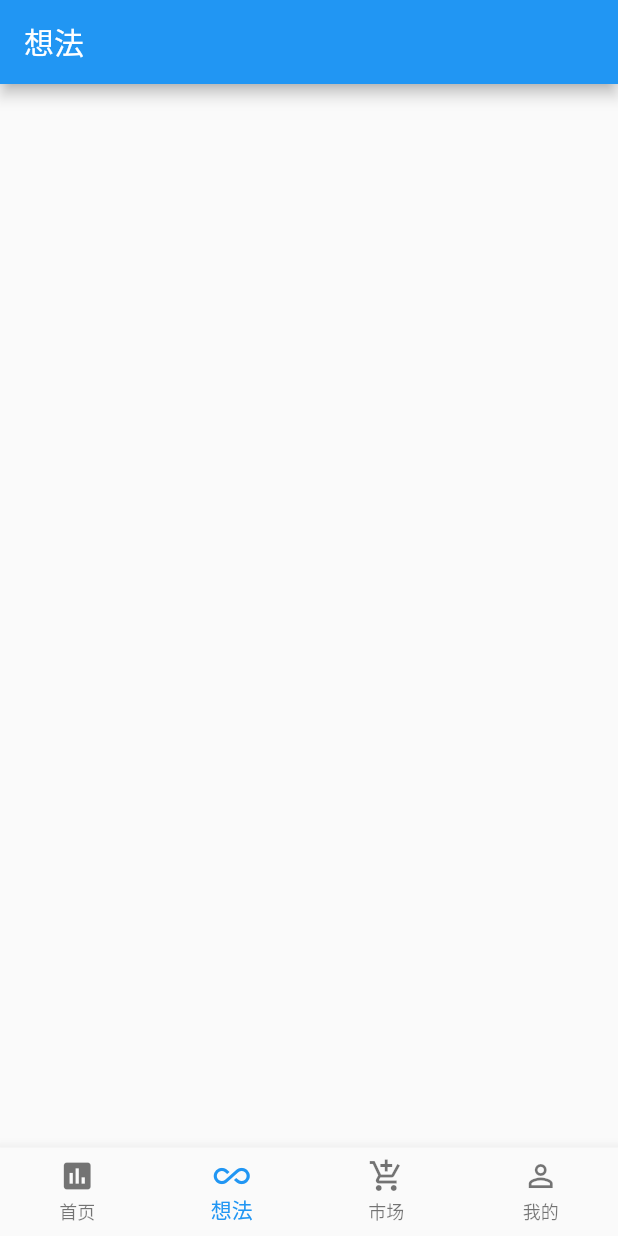
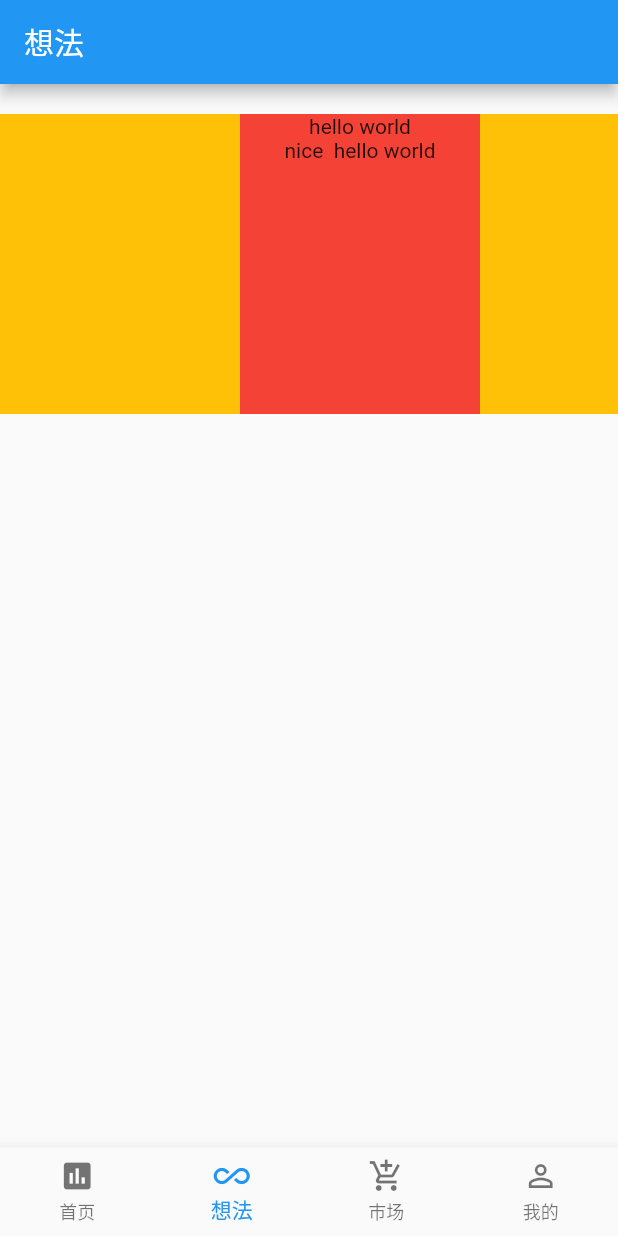
Before and after one commit to Unrealplace/flutterapp, a Flutter app: the screen it shows after launch, item 2 of the bottom bar chosen, on a phone screen of 412 x 824 dp. Run offline on Flutter 3.47's test engine with Material 2 defaults, Android fonts, the phone set to English and light mode, and no system bars.

```diff
--- a/flutter_demo1/lib/IdeaPage/idea_page.dart
+++ b/flutter_demo1/lib/IdeaPage/idea_page.dart
@@ -16,8 +16,45 @@ class _IdeaPageState extends State<IdeaPage> {
             new Container()
           ],
         ),
-        body: new Center(
-          child: null,
+        body: new Container(
+          margin: EdgeInsets.symmetric(vertical: 20),
+          height: 200.0,
+          child: ListView(
+            scrollDirection: Axis.horizontal,
+            children: <Widget>[
+              Container(
+                width: 160.0,
+                color: Colors.amber,
+              ),
+              Container(
+                width: 160.0,
+                color: Colors.red,
+                child: Column(
+                  children: <Widget>[
+                    Text('hello world'),
+                    Text('nice  hello world'),
+                  ],
+                ),
+              ),
+              Container(
+                width: 160.0,
+                color: Colors.amber,
+              ),
+              Container(
+                width: 160.0,
+                color: Colors.orange,
+              ),
+              Container(
+                width: 160.0,
+                color: Colors.amber,
+              ),
+              Container(
+                width: 160.0,
+                color: Colors.green,
+              ),
+            ],
+          ),
+
         ),
       ),
     );
```
Also changed, not shown: flutter_demo1/lib/HomePage/home_page.dart (+8 -6 lines), flutter_demo1/lib/MarketPage/market_page.dart (+10 -1 lines).
